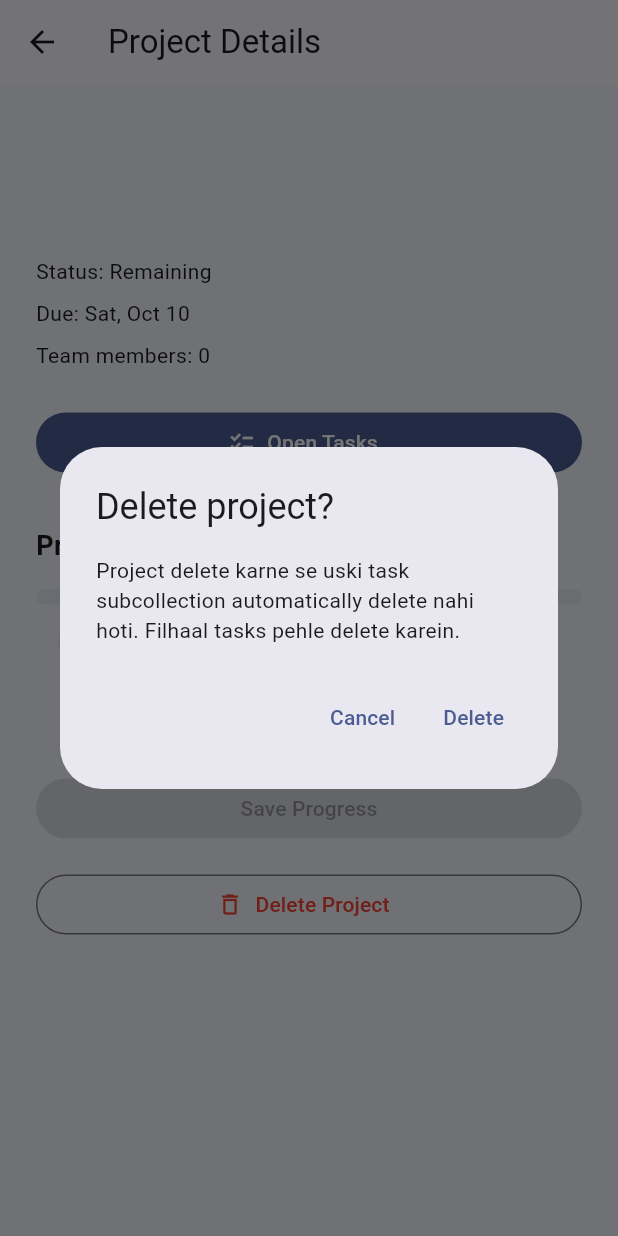
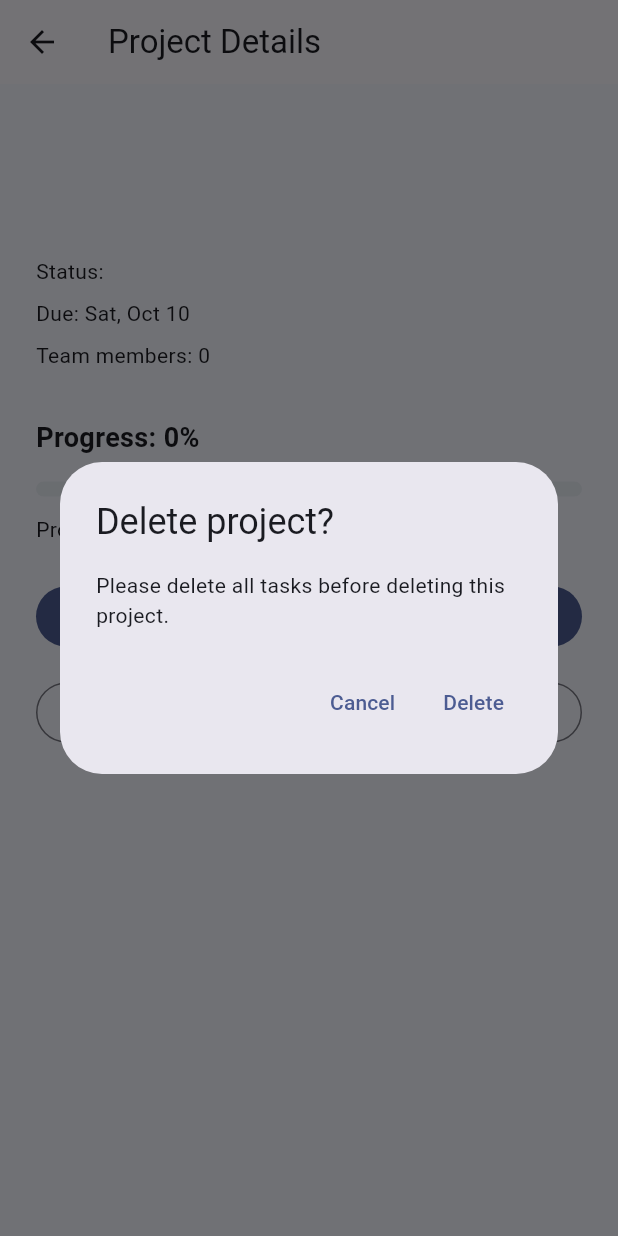
Before and after one commit to faraaz-ahmmed/projexa, a Flutter app: the ProjectDetailsScreen screen opened directly with empty values, after a tap on "Delete Project", on a phone screen of 412 x 824 dp. Run offline on Flutter 3.47's test engine with Material 3 defaults, Android fonts, the phone set to English and light mode, and no system bars; our stand-ins replace cloud_firestore, firebase_auth, firebase_core; accounts and stored records are empty.

Commit message:
code update

```diff
--- a/lib/viewmodels/task_viewmodel.dart
+++ b/lib/viewmodels/task_viewmodel.dart
@@ -16,23 +16,23 @@ class TaskViewModel extends ChangeNotifier {
   }
   // State section end
 
-  // Task add section start
+  // Task actions section start
   Future<bool> addTask(String title) {
     return _run(() => _service.addTask(title));
   }
-  // Task add section end
 
-  // Task complete section start
+  Future<bool> editTask(String id, String title) {
+    return _run(() => _service.editTask(id, title));
+  }
+
   Future<bool> setCompleted(String id, bool value) {
     return _run(() => _service.setCompleted(id, value));
   }
-  // Task complete section end
 
-  // Task delete section start
   Future<bool> deleteTask(String id) {
     return _run(() => _service.deleteTask(id));
   }
-  // Task delete section end
+  // Task actions section end
 
   // Loading aur error section start
   Future<bool> _run(Future<void> Function() action) async {
@@ -46,7 +46,7 @@ class TaskViewModel extends ChangeNotifier {
       await action();
       return true;
     } catch (_) {
-      error = 'Task save nahi hua. Internet aur permissions check karein.';
+      error = 'Task action failed. Internet aur permissions check karein.';
       return false;
     } finally {
       isBusy = false;
--- a/lib/views/projects/project_details_screen.dart
+++ b/lib/views/projects/project_details_screen.dart
@@ -1,3 +1,4 @@
+import 'package:cloud_firestore/cloud_firestore.dart';
 import 'package:firebase_auth/firebase_auth.dart';
 import 'package:flutter/material.dart';
 import 'package:provider/provider.dart';
@@ -20,39 +21,19 @@ class ProjectDetailsScreen extends StatefulWidget {
 }
 
 class _ProjectDetailsScreenState extends State<ProjectDetailsScreen> {
-  // Progress state section start
-  late double progress;
-  late double savedProgress;
+  // Live project section start
+  late final Stream<DocumentSnapshot<Map<String, dynamic>>> projectStream;
 
   @override
   void initState() {
     super.initState();
-    progress = widget.project.progress.clamp(0.0, 1.0);
-    savedProgress = progress;
+
+    projectStream = FirebaseFirestore.instance
+        .collection('projects')
+        .doc(widget.project.id)
+        .snapshots();
   }
-  // Progress state section end
-
-  // Progress save section start
-  Future<void> saveProgress() async {
-    final vm = context.read<ProjectViewModel>();
-
-    final success = await vm.updateProgress(widget.project.id, progress);
-
-    if (!mounted) return;
-
-    if (success) {
-      setState(() => savedProgress = progress);
-    }
-
-    ScaffoldMessenger.of(context).showSnackBar(
-      SnackBar(
-        content: Text(
-          success ? 'Progress updated' : vm.error ?? 'Update failed',
-        ),
-      ),
-    );
-  }
-  // Progress save section end
+  // Live project section end
 
   // Project delete section start
   Future<void> deleteProject() async {
@@ -63,8 +44,7 @@ class _ProjectDetailsScreenState extends State<ProjectDetailsScreen> {
       builder: (dialogContext) => AlertDialog(
         title: const Text('Delete project?'),
         content: const Text(
-          'Project delete karne se uski task subcollection automatically '
-          'delete nahi hoti. Filhaal tasks pehle delete karein.',
+          'Please delete all tasks before deleting this project.',
         ),
         actions: [
           TextButton(
@@ -81,6 +61,25 @@ class _ProjectDetailsScreenState extends State<ProjectDetailsScreen> {
 
     if (!mounted || confirmed != true) return;
 
+    try {
+      final tasks = await FirebaseFirestore.instance
+          .collection('projects')
+          .doc(widget.project.id)
+          .collection('tasks')
+          .limit(1)
+          .get(const GetOptions(source: Source.server));
+
+      if (!mounted) return;
+
+      if (tasks.docs.isNotEmpty) {
+        ScaffoldMessenger.of(context).showSnackBar(
+          const SnackBar(
+            content: Text('Open Tasks and delete the tasks first.'),
+          ),
+        );
+        return;
+      }
+
       final success = await vm.deleteProject(widget.project.id);
 
       if (!mounted) return;
@@ -92,21 +91,19 @@ class _ProjectDetailsScreenState extends State<ProjectDetailsScreen> {
           SnackBar(content: Text(vm.error ?? 'Delete failed')),
         );
       }
+    } catch (_) {
+      if (!mounted) return;
+
+      ScaffoldMessenger.of(context).showSnackBar(
+        const SnackBar(content: Text('Could not delete project. Try again.')),
+      );
+    }
   }
   // Project delete section end
 
   @override
   Widget build(BuildContext context) {
     final vm = context.watch<ProjectViewModel>();
-    final project = widget.project;
-    final isOwner =
-        FirebaseAuth.instance.currentUser?.uid == project.ownerId;
-
-    final status = savedProgress == 1.0
-        ? 'Completed'
-        : savedProgress == 0.0
-            ? 'Remaining'
-            : 'In Progress';
 
     return PopScope(
       canPop: !vm.isSaving,
@@ -120,7 +117,30 @@ class _ProjectDetailsScreenState extends State<ProjectDetailsScreen> {
 
         // Body start
         body: SafeArea(
-          child: Center(
+          child: StreamBuilder<DocumentSnapshot<Map<String, dynamic>>>(
+            stream: projectStream,
+            builder: (context, snapshot) {
+              // Loading aur error section start
+              if (snapshot.hasError) {
+                return const Center(
+                  child: Text('Project load nahi hua.'),
+                );
+              }
+
+              if (!snapshot.hasData) {
+                return const Center(child: CircularProgressIndicator());
+              }
+
+              if (!snapshot.data!.exists) {
+                return const Center(child: Text('Project deleted'));
+              }
+              // Loading aur error section end
+
+              final project = ProjectModel.fromDoc(snapshot.data!);
+              final isOwner =
+                  FirebaseAuth.instance.currentUser?.uid == project.ownerId;
+
+              return Center(
                 child: ConstrainedBox(
                   constraints: const BoxConstraints(maxWidth: 600),
                   child: ListView(
@@ -137,15 +157,38 @@ class _ProjectDetailsScreenState extends State<ProjectDetailsScreen> {
                       const SizedBox(height: 12),
                       Text(project.description),
                       const SizedBox(height: 20),
-                  Text('Status: $status'),
+                      Text('Status: ${project.status}'),
                       const SizedBox(height: 8),
                       Text(
                         'Due: ${MaterialLocalizations.of(context).formatMediumDate(project.dueDate)}',
                       ),
                       const SizedBox(height: 8),
                       Text('Team members: ${project.memberIds.length}'),
+                      const SizedBox(height: 32),
+                      // Project information section end
+
+                      // Progress section start
+                      Text(
+                        'Progress: ${(project.progress * 100).round()}%',
+                        style: const TextStyle(
+                          fontSize: 18,
+                          fontWeight: FontWeight.bold,
+                        ),
+                      ),
+                      const SizedBox(height: 16),
+                      LinearProgressIndicator(
+                        value: project.progress.clamp(0.0, 1.0),
+                        minHeight: 10,
+                        color: Colors.green,
+                        backgroundColor: const Color(0xffE8EDF5),
+                        borderRadius: BorderRadius.circular(8),
+                      ),
+                      const SizedBox(height: 12),
+                      const Text(
+                        'Progress updates automatically when tasks change.',
+                      ),
                       const SizedBox(height: 24),
-                  // Project information section end
+                      // Progress section end
 
                       // Open tasks section start
                       FilledButton.icon(
@@ -154,57 +197,18 @@ class _ProjectDetailsScreenState extends State<ProjectDetailsScreen> {
                             : () {
                                 Navigator.of(context).push(
                                   MaterialPageRoute(
-                                builder: (_) => TasksScreen(project: project),
+                                    builder: (_) =>
+                                        TasksScreen(project: project),
                                   ),
                                 );
                               },
                         icon: const Icon(Icons.checklist),
                         label: const Text('Open Tasks'),
                       ),
-                  const SizedBox(height: 32),
                       // Open tasks section end
 
-                  // Progress section start
-                  Text(
-                    'Progress: ${(progress * 100).round()}%',
-                    style: const TextStyle(
-                      fontSize: 18,
-                      fontWeight: FontWeight.bold,
-                    ),
-                  ),
-                  const SizedBox(height: 16),
-                  LinearProgressIndicator(
-                    value: progress,
-                    minHeight: 10,
-                    color: Colors.green,
-                    backgroundColor: const Color(0xffE8EDF5),
-                    borderRadius: BorderRadius.circular(8),
-                  ),
-                  // Progress section end
-
-                  // Owner controls section start
+                      // Delete button section start
                       if (isOwner) ...[
-                    Slider(
-                      value: progress,
-                      divisions: 20,
-                      label: '${(progress * 100).round()}%',
-                      onChanged: vm.isSaving
-                          ? null
-                          : (value) => setState(() => progress = value),
-                    ),
-                    const Text(
-                      '0% = Remaining • 1–99% = In Progress • 100% = Completed',
-                      textAlign: TextAlign.center,
-                    ),
-                    const SizedBox(height: 24),
-                    FilledButton(
-                      onPressed: vm.isSaving || progress == savedProgress
-                          ? null
-                          : saveProgress,
-                      child: Text(
-                        vm.isSaving ? 'Please wait...' : 'Save Progress',
-                      ),
-                    ),
                         const SizedBox(height: 16),
                         OutlinedButton.icon(
                           onPressed: vm.isSaving ? null : deleteProject,
@@ -215,10 +219,12 @@ class _ProjectDetailsScreenState extends State<ProjectDetailsScreen> {
                           ),
                         ),
                       ],
-                  // Owner controls section end
+                      // Delete button section end
                     ],
                   ),
                 ),
+              );
+            },
           ),
         ),
         // Body end
```
Also changed, not shown: lib/services/task_service.dart (+122 -24 lines), lib/views/tasks/tasks_screen.dart (+93 -18 lines). Lines whose indentation alone changed are shown as unchanged.
